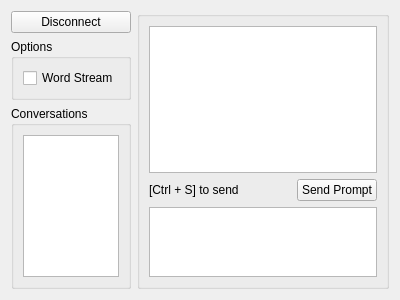
Qt form OllamaGui/src/ui/chat.ui (akamlah/ollama-gui) before a commit.
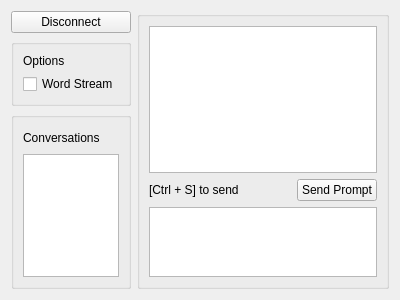
The same form after that commit.

Diff of the .ui file:
```diff
--- a/OllamaGui/src/ui/chat.ui
+++ b/OllamaGui/src/ui/chat.ui
@@ -34,17 +34,17 @@
                         </item>
                         <item>
                             <widget class="QGroupBox" name="SettingssGroup">
-                                <property name="title">
+                                <!-- <property name="title">
                                     <string>Options</string>
-                                </property>
+                                </property> -->
                                 <layout class="QVBoxLayout" name="verticalLayout_276788">
-                                    <!-- <item>
+                                    <item>
                                         <widget class="QLabel" name="OptionsLabel">
                                             <property name="text">
                                                 <string>Options</string>
                                             </property>
                                         </widget>
-                                    </item> -->
+                                    </item>
                                     <item>
                                         <widget class="QCheckBox" name="CheckBoxStream">
                                             <property name="text">
@@ -102,10 +102,17 @@
 
                         <item>
                             <widget class="QGroupBox" name="ConversationsGroup">
-                                <property name="title">
+                                <!-- <property name="title">
                                     <string>Conversations</string>
-                                </property>
+                                </property> -->
                                 <layout class="QVBoxLayout" name="verticalLayout_278" stretch="1,6">
+                                    <item>
+                                        <widget class="QLabel" name="ConversationsLabel">
+                                            <property name="text">
+                                                <string>Conversations</string>
+                                            </property>
+                                        </widget>
+                                    </item>
                                     <item>
                                         <widget class="QListWidget" name="ConversationsListWidget"/>
                                     </item>
```
